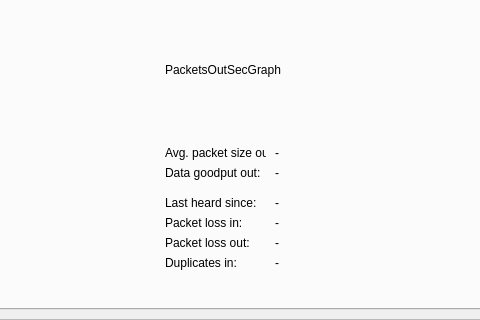
Before: the Qt Designer form bin/data/ui/profiler.ui in realXtend/tundra, drawn with Qt 5; both pictures show x 167 to 647 and y 221 to 541 of the 808 by 541 pixel window.
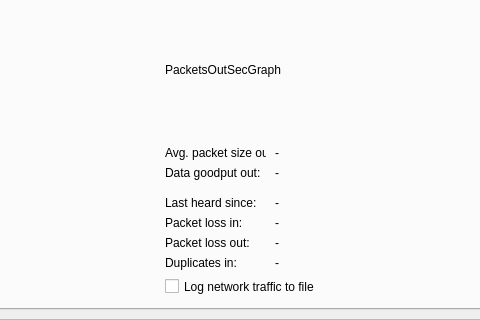
After: the same form once the commit is applied. The open tabs and pages were chosen to show the change.

Commit message: *Network packet traffic logging into a log file. The file (network.txt) is localted in <appData>/realXtend/logs. *Put also performancelogger.txt to the above-mentioned folder.

```diff
--- a/bin/data/ui/profiler.ui
+++ b/bin/data/ui/profiler.ui
@@ -1303,6 +1303,31 @@
            <string>-</string>
           </property>
          </widget>
+         <widget class="QCheckBox" name="checkBoxLogTraffic">
+          <property name="geometry">
+           <rect>
+            <x>320</x>
+            <y>460</y>
+            <width>151</width>
+            <height>23</height>
+           </rect>
+          </property>
+          <property name="sizePolicy">
+           <sizepolicy hsizetype="Fixed" vsizetype="Fixed">
+            <horstretch>0</horstretch>
+            <verstretch>0</verstretch>
+           </sizepolicy>
+          </property>
+          <property name="text">
+           <string>Log network traffic to file</string>
+          </property>
+          <property name="checkable">
+           <bool>true</bool>
+          </property>
+          <property name="checked">
+           <bool>false</bool>
+          </property>
+         </widget>
         </widget>
         <widget class="QWidget" name="simstats">
          <attribute name="title">
```
The commit also changes 4 other files.
